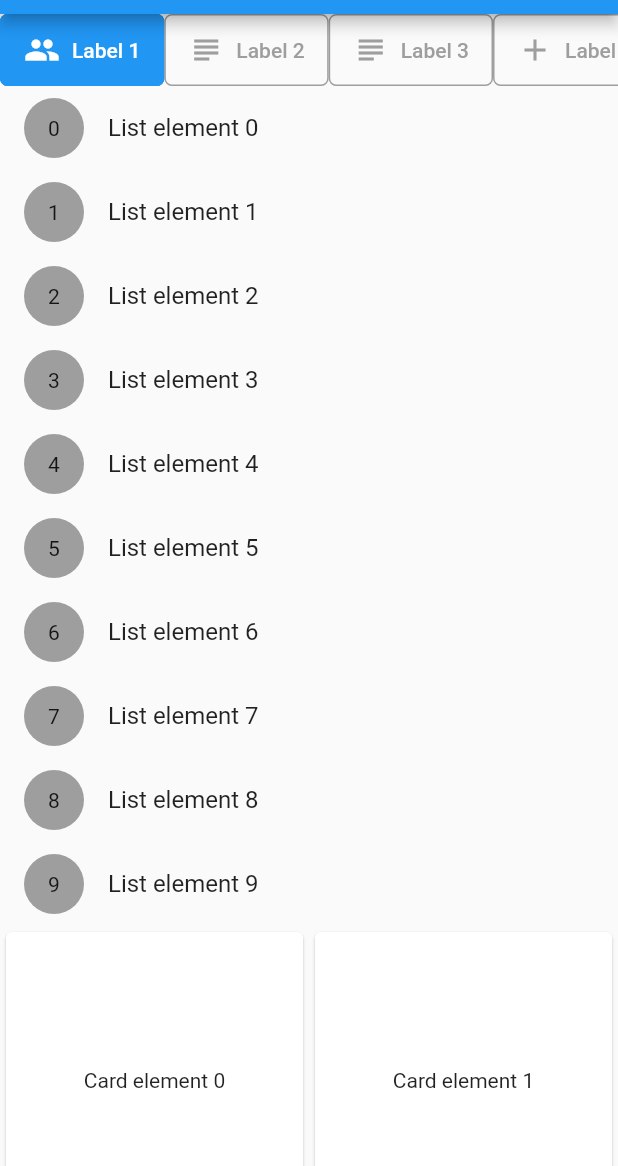
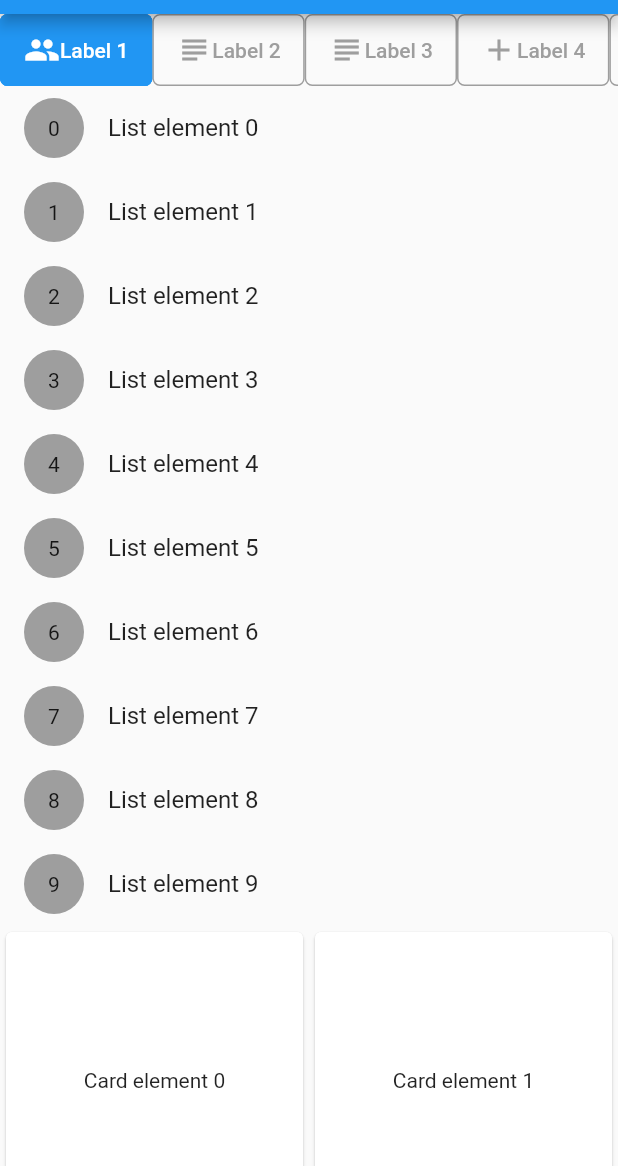
Before and after one commit to firatcetiner/scrollable_list_tabview, a Flutter app: the screen it shows after launch, on a phone screen of 412 x 824 dp, the part 70-1236 px from its top. Run offline on Flutter 3.47's test engine with Material 2 defaults, Android fonts, the phone set to English and light mode, and no system bars; drawn by our look-alikes of scrollable_positioned_list.

Commit message:
Margin between icon and title in tab item deleted

```diff
--- a/lib/scrollable_list_tabview.dart
+++ b/lib/scrollable_list_tabview.dart
@@ -196,7 +196,7 @@ class _ScrollableListTabViewState extends State<ScrollableListTabView> {
       crossAxisAlignment: CrossAxisAlignment.center,
       mainAxisAlignment: MainAxisAlignment.center,
       mainAxisSize: MainAxisSize.min,
-      children: [tab.icon, _kSizedBoxW8, tab.label],
+      children: [tab.icon,  tab.label],
     );
   }
 
```
